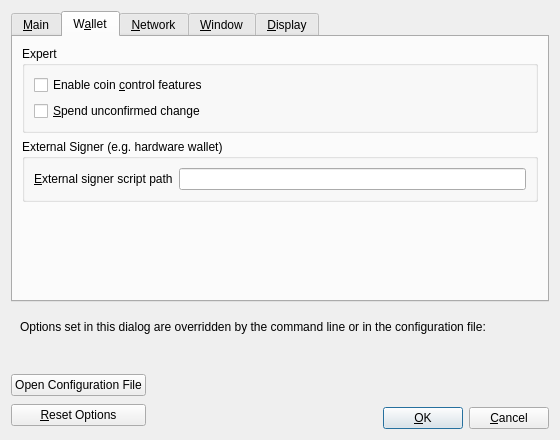
First picture: the form in src/qt/forms/optionsdialog.ui, repository eleccoin/eleccoin, before the edit.
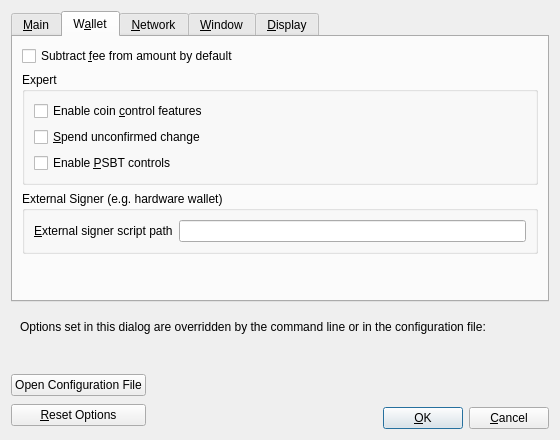
Second picture: the form after the edit. The open tabs and pages were chosen to show the change. Custom widgets are drawn as their Qt base class.

Diff of the .ui file:
```diff
--- a/src/qt/forms/optionsdialog.ui
+++ b/src/qt/forms/optionsdialog.ui
@@ -200,6 +200,16 @@
        <string>W&amp;allet</string>
       </attribute>
       <layout class="QVBoxLayout" name="verticalLayout_Wallet">
+       <item>
+        <widget class="QCheckBox" name="subFeeFromAmount">
+         <property name="toolTip">
+          <string extracomment="Tooltip text for Options window setting that sets subtracting the fee from a sending amount as default.">Whether to set subtract fee from amount as default or not.</string>
+         </property>
+         <property name="text">
+          <string extracomment="An Options window setting to set subtracting the fee from a sending amount as default.">Subtract &amp;fee from amount by default</string>
+         </property>
+        </widget>
+       </item>
        <item>
         <widget class="QGroupBox" name="groupBox">
          <property name="title">
@@ -226,6 +236,16 @@
             </property>
            </widget>
           </item>
+          <item>
+           <widget class="QCheckBox" name="m_enable_psbt_controls">
+            <property name="text">
+             <string extracomment="An options window setting to enable PSBT controls.">Enable &amp;PSBT controls</string>
+            </property>
+            <property name="toolTip">
+             <string extracomment="Tooltip text for options window setting that enables PSBT controls.">Whether to show PSBT controls.</string>
+            </property>
+           </widget>
+          </item>
          </layout>
         </widget>
        </item>
```
Left out of the diff: 24 changed lines with no effect on the pictures. Lines whose indentation alone changed are shown as unchanged.
